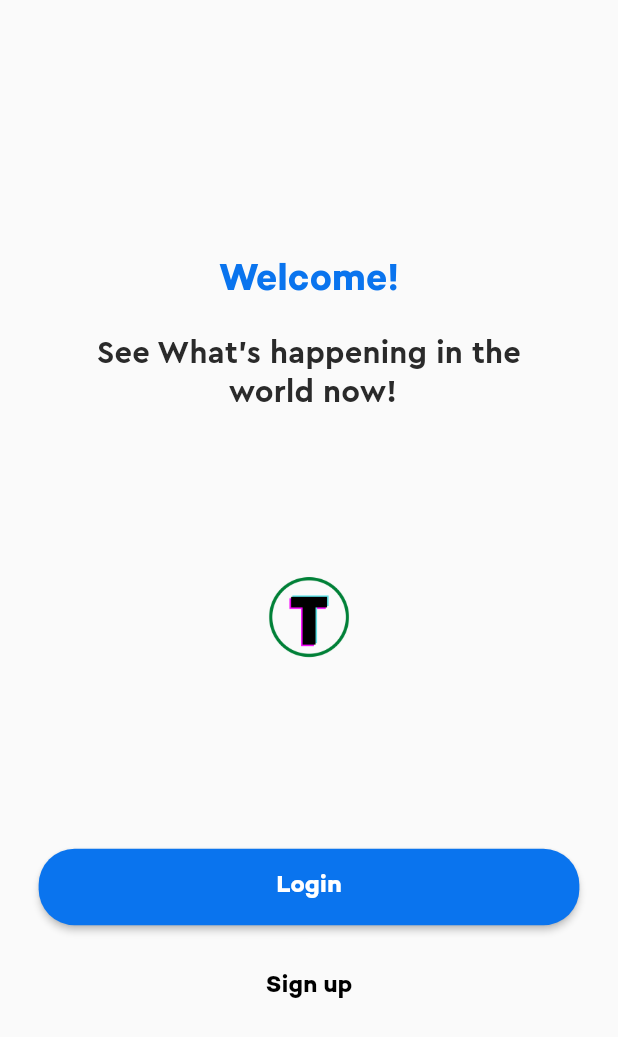
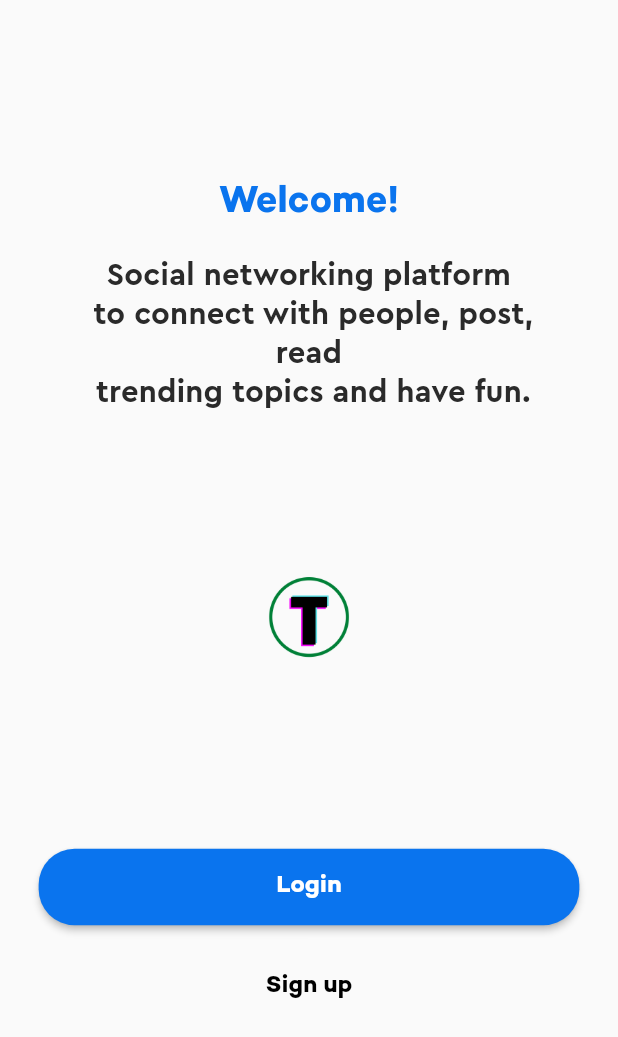
Before and after one commit to sheyzi/Tochid-Mobile, a Flutter app: the screen it shows after launch, on a phone screen of 412 x 824 dp. Shown: the top 1037 px of the screen. Run offline on Flutter 3.47's test engine with Material 2 defaults, Android fonts, the phone set to English and light mode, and no system bars; our stand-ins replace another_flushbar, auto_route, auto_size_text, better_player, bloc, cached_network_image and 45 more; missing offline and left inert: file_utils, firebase_core_web, firebase_messaging_web, flutter_animated_dialog, flutter_awesome_select and 10 more; accounts and stored records are empty; project files that could hold a hidden picture were left out.

Commit message:
Updated app constants

```diff
--- a/lib/core/theme/strings.dart
+++ b/lib/core/theme/strings.dart
@@ -3,7 +3,8 @@ import 'package:easy_localization/easy_localization.dart';
 
 class Strings {
   static final welcome = LocaleKeys.welcome.tr();
-  static final seeWhats = "See What's happening in the \n world now!";
+  static final seeWhats =
+      "Social networking platform\n to connect with people, post,\nread\n trending topics and have fun.";
   static final login = LocaleKeys.login.tr();
   static final signUp = LocaleKeys.sign_up.tr();
   static final signUpCaps = LocaleKeys.sign_up.tr().toUpperCase();
```
Also changed, not shown: lib/translations/locale_keys.g.dart, 1 other file.
